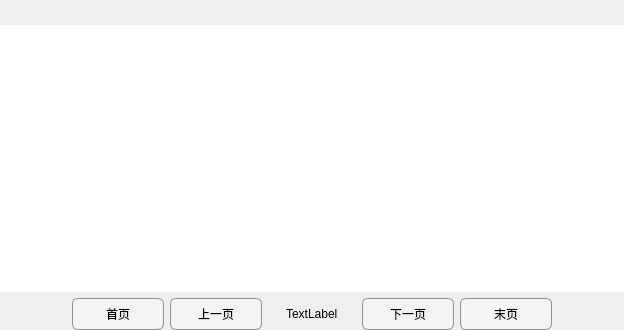
Above: Demo/detableview.ui from 13438120136/XDemo before the change. Below: the same form after it.
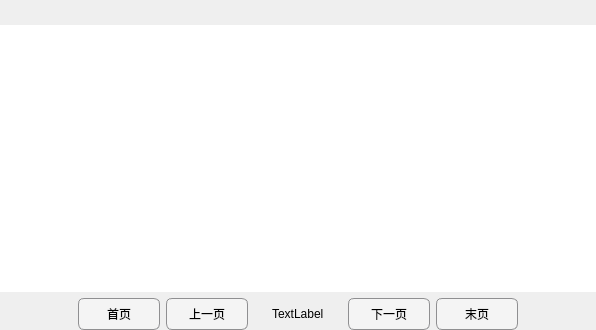
That is the form after the change.

```diff
--- a/Demo/detableview.ui
+++ b/Demo/detableview.ui
@@ -6,7 +6,7 @@
    <rect>
     <x>0</x>
     <y>0</y>
-    <width>624</width>
+    <width>596</width>
     <height>330</height>
    </rect>
   </property>
@@ -20,7 +20,7 @@
 	background-color: rgb(244, 244, 244);
      border: 1px solid #8f8f91;
      border-radius: 6px;
-     min-width: 90px;
+     min-width: 80px;
      min-height: 30px;
  }
 
@@ -28,6 +28,7 @@
 {
     padding-left:15px;
     padding-right:15px;
+    min-width:40px;
 }
 
  QPushButton:pressed {
```
